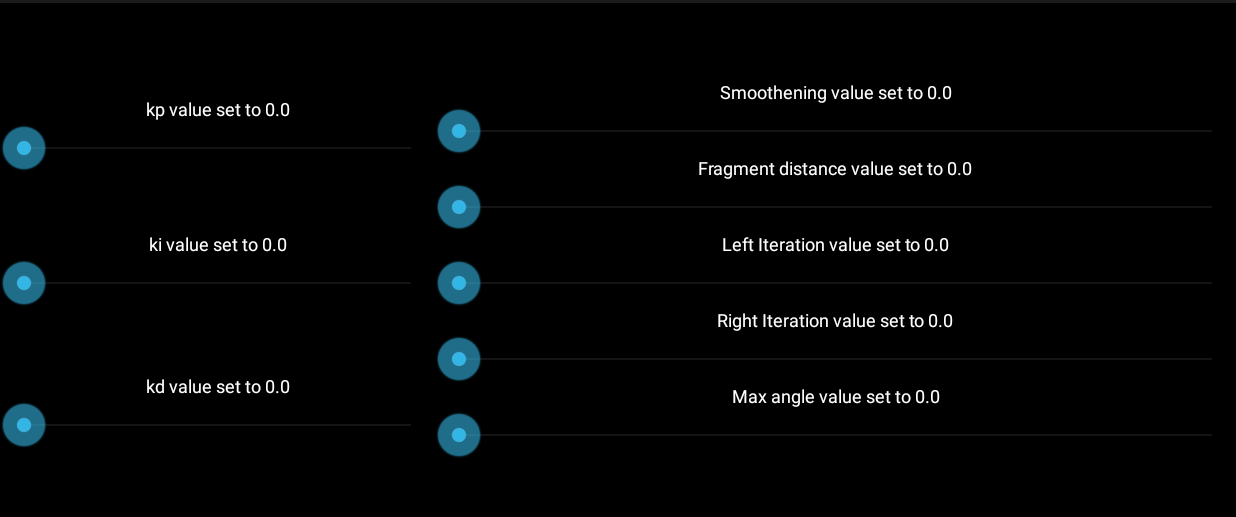
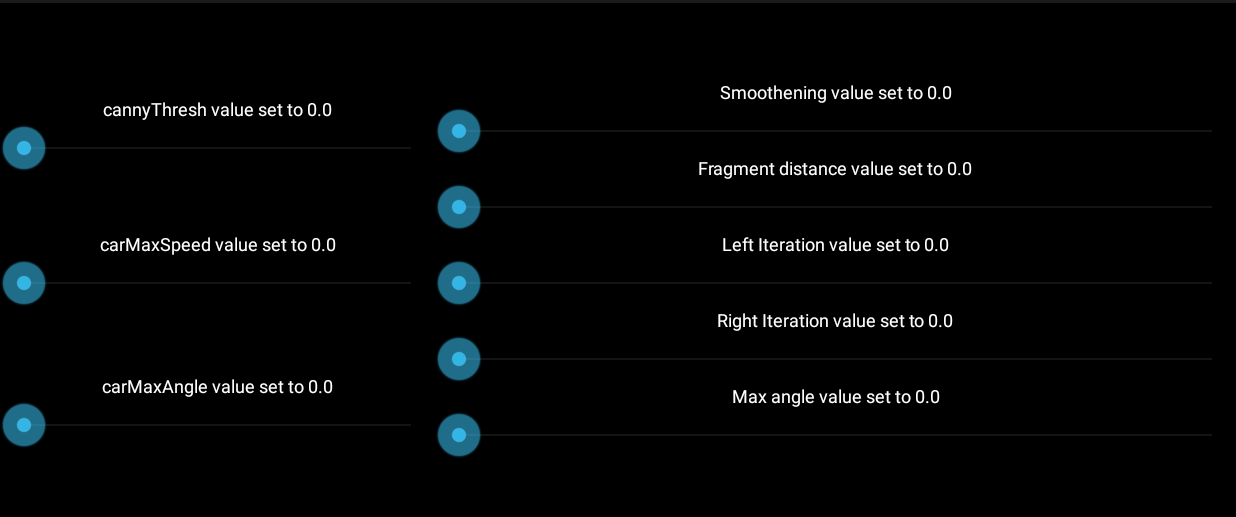
Before and after one commit to sesstigit/Android-Car-duino, an Android app: the AdvSettingsActivity screen opened directly, with no data from a screen before it, on a phone screen of 824 x 412 dp (held sideways), the part 57-574 px from its top. Run offline under Robolectric (Android 15) with nearby library versions, the phone set to English and light mode, and no system bars.

Commit message:
Changed some of the advanced settings.  Removed unused kp, kd, ki and added cannyThresh, carMaxSpeed and carMaxAngle

```diff
--- a/app/src/main/java/pegasus/bluetootharduino/AdvSettingsActivity.java
+++ b/app/src/main/java/pegasus/bluetootharduino/AdvSettingsActivity.java
@@ -12,7 +12,7 @@ import android.widget.TextView;
 
 public class AdvSettingsActivity extends Activity implements SeekBar.OnSeekBarChangeListener, GestureDetector.OnGestureListener {
 
-    SeekBar kp, ki, kd, smoothening, fragment, leftIteration, rightIteration, angle;
+    SeekBar cannyThresh, carMaxSpeed, carMaxAngle, smoothening, fragment, leftIteration, rightIteration, angle;
     GestureDetector detector;
     SharedPreferences shared;
     float progressValue;
@@ -27,23 +27,23 @@ public class AdvSettingsActivity extends Activity implements SeekBar.OnSeekBarCh
         detector = new GestureDetector(this);
 
         //SEEK BARS
-        kp = (SeekBar)findViewById(R.id.kp);
-        kp.setMax(50);
-        ((TextView)findViewById(R.id.progress1)).setText("kp value set to " + shared.getFloat("kp", progressValue));
-        kp.setProgress((int) (shared.getFloat("kp", progressValue) *10));
-        kp.setOnSeekBarChangeListener(this);
+        cannyThresh = (SeekBar)findViewById(R.id.cannyThresh);
+        cannyThresh.setMax(200);
+        ((TextView)findViewById(R.id.progress1)).setText("cannyThresh value set to " + shared.getFloat("cannyThresh", progressValue));
+        cannyThresh.setProgress((int) (shared.getFloat("cannyThresh", progressValue) ));
+        cannyThresh.setOnSeekBarChangeListener(this);
 
-        ki = (SeekBar)findViewById(R.id.ki);
-        ki.setMax(50);
-        ((TextView)findViewById(R.id.progress2)).setText("ki value set to " + shared.getFloat("ki", progressValue));
-        ki.setProgress((int) (shared.getFloat("ki", progressValue) *10));
-        ki.setOnSeekBarChangeListener(this);
+        carMaxSpeed = (SeekBar)findViewById(R.id.carMaxSpeed);
+        carMaxSpeed.setMax(600);
+        ((TextView)findViewById(R.id.progress2)).setText("carMaxSpeed value set to " + shared.getFloat("carMaxSpeed", progressValue));
+        carMaxSpeed.setProgress((int) (shared.getFloat("carMaxSpeed", progressValue) ));
+        carMaxSpeed.setOnSeekBarChangeListener(this);
 
-        kd = (SeekBar)findViewById(R.id.kd);
-        kd.setMax(50);
-        ((TextView)findViewById(R.id.progress3)).setText("kd value set to " + shared.getFloat("kd", progressValue));
-        kd.setProgress((int) (shared.getFloat("kd", progressValue) *10));
-        kd.setOnSeekBarChangeListener(this);
+        carMaxAngle = (SeekBar)findViewById(R.id.carMaxAngle);
+        carMaxAngle.setMax(40);
+        ((TextView)findViewById(R.id.progress3)).setText("carMaxAngle value set to " + shared.getFloat("carMaxAngle", progressValue));
+        carMaxAngle.setProgress((int) (shared.getFloat("carMaxAngle", progressValue) ));
+        carMaxAngle.setOnSeekBarChangeListener(this);
 
         smoothening = (SeekBar)findViewById(R.id.smoothening);
         smoothening.setMax(8); // values 0-8
@@ -81,34 +81,36 @@ public class AdvSettingsActivity extends Activity implements SeekBar.OnSeekBarCh
     public void onProgressChanged(SeekBar seekBar, int progress, boolean fromUser) {
 
         switch (seekBar.getId()) {
-            case R.id.kp:
+            case R.id.cannyThresh:
                 if(fromUser) {
-                    progressValue = (float) (progress / 10.0);
-                    ((TextView)findViewById(R.id.progress1)).setText("kp value set to " + progressValue);
+                    progressValue = progress;
+                    ((TextView)findViewById(R.id.progress1)).setText("cannyThresh value set to " + progressValue);
                     SharedPreferences.Editor sharedEditor = shared.edit();
-                    sharedEditor.putFloat("kp", progressValue);
+                    sharedEditor.putFloat("cannyThresh", progressValue);
                     sharedEditor.apply();
-                    Autodrive.setPIDkp(progressValue);
+                    Autodrive.setCannyThresh(progress);
                 }
                 break;
-            case R.id.ki:
+            case R.id.carMaxSpeed:
                 if(fromUser) {
-                    progressValue = (float) (progress / 10.0);
-                    ((TextView)findViewById(R.id.progress2)).setText("ki value set to " + progressValue);
+                    progressValue = progress;
+                    ((TextView)findViewById(R.id.progress2)).setText("carMaxSpeed value set to " + progressValue);
                     SharedPreferences.Editor sharedEditor = shared.edit();
-                    sharedEditor.putFloat("ki", progressValue);
+                    sharedEditor.putFloat("carMaxSpeed", progressValue);
                     sharedEditor.apply();
-                    Autodrive.setPIDki(progressValue);
+                    //Autodrive.setCarMaxSpeed(progressValue);
+                    carConfiguration.maxSpeed = progress;
                 }
                 break;
-            case R.id.kd:
+            case R.id.carMaxAngle:
                 if(fromUser) {
-                    progressValue = (float) (progress / 10.0);
-                    ((TextView)findViewById(R.id.progress3)).setText("kd value set to " + progressValue);
+                    progressValue = progress;
+                    ((TextView)findViewById(R.id.progress3)).setText("carMaxAngle value set to " + progressValue);
                     SharedPreferences.Editor sharedEditor = shared.edit();
-                    sharedEditor.putFloat("kd", progressValue);
+                    sharedEditor.putFloat("carMaxAngle", progressValue);
                     sharedEditor.apply();
-                    Autodrive.setPIDkd(progressValue);
+                    //Autodrive.setCarMaxAngle(progressValue);
+                    carConfiguration.maxAngle = progress;
                 }
                 break;
             case R.id.smoothening:
--- a/app/src/main/java/pegasus/bluetootharduino/Autodrive.java
+++ b/app/src/main/java/pegasus/bluetootharduino/Autodrive.java
@@ -135,9 +135,5 @@ public class Autodrive
     // value should be between 0.4-1.4
     public static native void setSettingMaxAngleDiff(float value);
 
-    public static native void setPIDkp(float value);
-
-    public static native void setPIDki(float value);
-
-    public static native void setPIDkd(float value);
+    public static native void setCannyThresh(int value);
 }
--- a/app/src/main/res/layout/advanced_settings.xml
+++ b/app/src/main/res/layout/advanced_settings.xml
@@ -11,21 +11,21 @@
         android:layout_gravity="center_vertical">
 
         <TextView
+            android:id="@+id/progress1"
             android:layout_width="match_parent"
             android:layout_height="wrap_content"
-            android:id="@+id/progress1"
-            android:text="kp value"
+            android:layout_above="@+id/cannyThresh"
+            android:layout_alignParentLeft="true"
+            android:layout_alignParentStart="true"
+            android:gravity="center"
+            android:text="canny thresh"
             android:textColor="@color/white"
-            android:textSize="12sp"
-            android:gravity="center"
-            android:layout_above="@+id/kp"
-            android:layout_alignParentLeft="true"
-            android:layout_alignParentStart="true" />
+            android:textSize="12sp" />
 
         <SeekBar
             android:layout_width="match_parent"
             android:layout_height="wrap_content"
-            android:id="@+id/kp"
+            android:id="@+id/cannyThresh"
             android:indeterminate="false"
             android:paddingTop="2dp"
             android:layout_above="@+id/progress2"
@@ -34,21 +34,21 @@
             android:layout_marginBottom="39dp" />
 
         <TextView
+            android:id="@+id/progress2"
             android:layout_width="match_parent"
             android:layout_height="wrap_content"
-            android:id="@+id/progress2"
-            android:text="ki value"
+            android:layout_above="@+id/carMaxSpeed"
+            android:layout_alignParentLeft="true"
+            android:layout_alignParentStart="true"
+            android:gravity="center"
+            android:text="car max speed"
             android:textColor="@color/white"
-            android:textSize="12sp"
-            android:gravity="center"
-            android:layout_above="@+id/ki"
-            android:layout_alignParentLeft="true"
-            android:layout_alignParentStart="true" />
+            android:textSize="12sp" />
 
         <SeekBar
             android:layout_width="match_parent"
             android:layout_height="wrap_content"
-            android:id="@+id/ki"
+            android:id="@+id/carMaxSpeed"
             android:indeterminate="false"
             android:paddingTop="2dp"
             android:layout_centerVertical="true"
@@ -56,21 +56,21 @@
             android:layout_alignParentStart="true" />
 
         <TextView
+            android:id="@+id/progress3"
             android:layout_width="match_parent"
             android:layout_height="wrap_content"
-            android:id="@+id/progress3"
-            android:text="kd value"
+            android:layout_above="@+id/carMaxAngle"
+            android:layout_alignParentLeft="true"
+            android:layout_alignParentStart="true"
+            android:gravity="center"
+            android:text="car max angle"
             android:textColor="@color/white"
-            android:textSize="12sp"
-            android:gravity="center"
-            android:layout_above="@+id/kd"
-            android:layout_alignParentLeft="true"
-            android:layout_alignParentStart="true" />
+            android:textSize="12sp" />
 
         <SeekBar
             android:layout_width="match_parent"
             android:layout_height="wrap_content"
-            android:id="@+id/kd"
+            android:id="@+id/carMaxAngle"
             android:indeterminate="false"
             android:paddingTop="2dp"
             android:layout_alignParentBottom="true"
```
